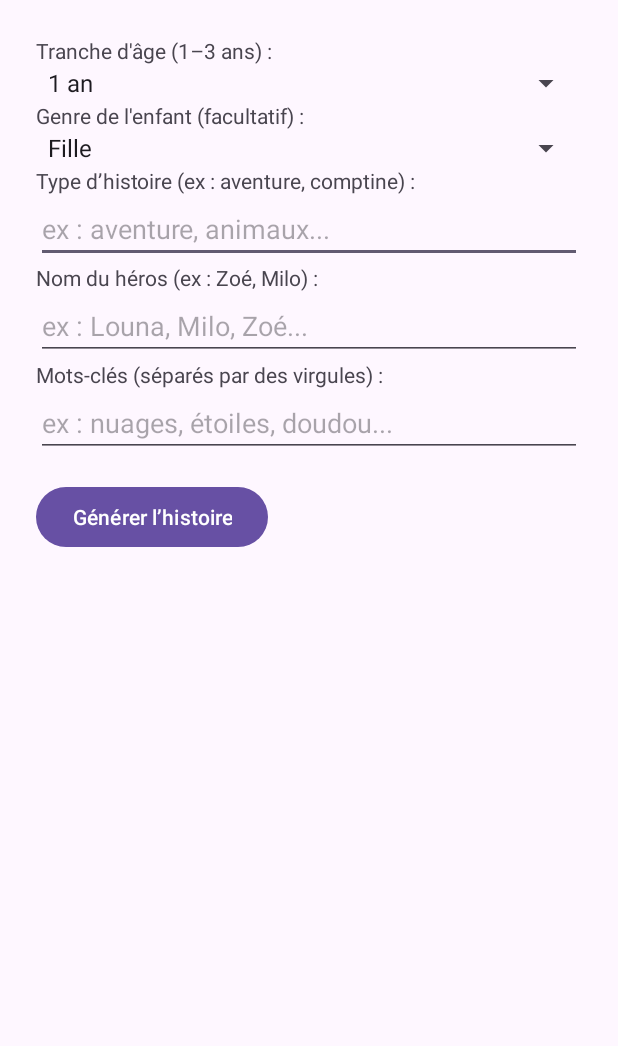
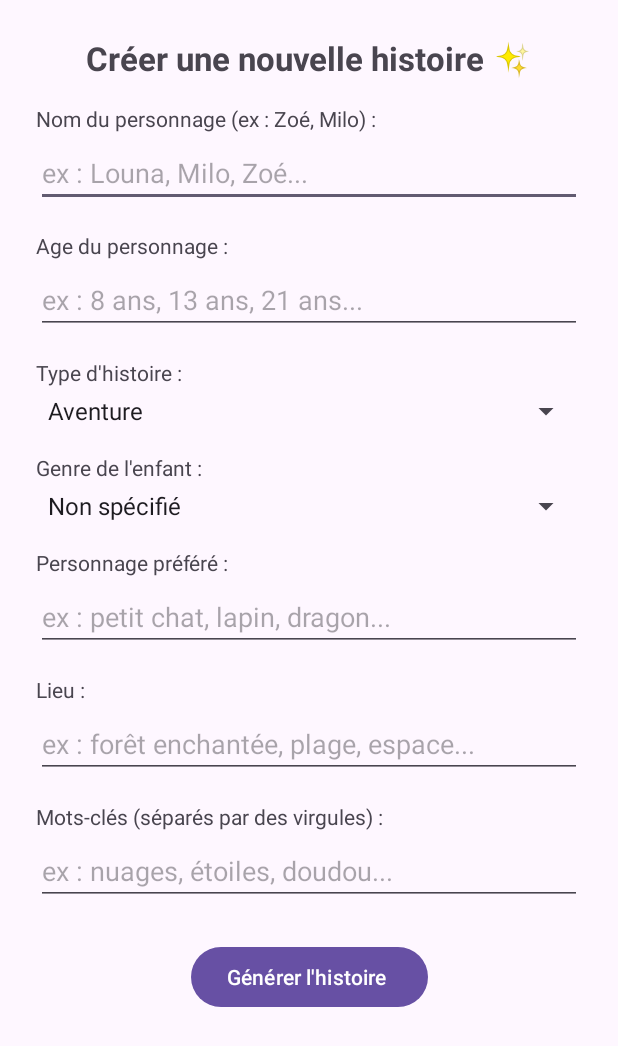
Before and after one commit to mvnu6/Petit_Reve, an Android app: the OpenAiActivity screen opened directly, with no data from a screen before it, on a phone screen of 412 x 824 dp. Shown: the top 1046 px of the screen. Run offline under Robolectric (Android 15) with nearby library versions, the phone set to English and light mode, and no system bars; libraries missing offline, so code that uses them is left out: com.openai.client, com.openai.models.

Commit message:
Formulaire ajout champs

```diff
--- a/app/src/main/java/com/example/petit_reve/OpenAiActivity.java
+++ b/app/src/main/java/com/example/petit_reve/OpenAiActivity.java
@@ -21,10 +21,10 @@ public class OpenAiActivity extends AppCompatActivity {
         super.onCreate(savedInstanceState);
         setContentView(R.layout.activity_openai);
 
-        Spinner ageSpinner = findViewById(R.id.ageSpinner);
+        Spinner storySpinner = findViewById(R.id.storySpinner);
         ArrayAdapter<CharSequence> adapter = ArrayAdapter.createFromResource(
                 this,
-                R.array.age_ranges,
+                R.array.story_options,
                 android.R.layout.simple_spinner_item
         );
 
@@ -40,7 +40,7 @@ public class OpenAiActivity extends AppCompatActivity {
         genderAdapter.setDropDownViewResource(android.R.layout.simple_spinner_dropdown_item);
         genderSpinner.setAdapter(genderAdapter);
         adapter.setDropDownViewResource(android.R.layout.simple_spinner_dropdown_item);
-        ageSpinner.setAdapter(adapter);
+        storySpinner.setAdapter(adapter);
         EditText typeInput = findViewById(R.id.typeInput);
         EditText nameInput = findViewById(R.id.nameInput);
         EditText keywordsInput = findViewById(R.id.keywordsInput);
@@ -50,7 +50,7 @@ public class OpenAiActivity extends AppCompatActivity {
 
 
         sendBtn.setOnClickListener(v -> {
-            String age = ageSpinner.getSelectedItem().toString();
+            String story = storySpinner.getSelectedItem().toString();
             String type = typeInput.getText().toString();
             String name = nameInput.getText().toString();
             String gender = genderSpinner.getSelectedItem().toString();
@@ -67,7 +67,7 @@ public class OpenAiActivity extends AppCompatActivity {
                     "Voici les informations fournies par l'utilisateur :\n" +
                     "\n" +
                     "- 🧒 **Nom du héros :** " + name + "\n" +
-                    "- 🎂 **Âge de l'enfant :** " + age + "\n" +
+                    "- 🎂 **Type d'histoire :** " + story + "\n" +
                     "- 💬 **Type de récit :** " + type + "\n" +
                     "-    **genre de l'enfant:**" + gender +"\n" +
                     "- 🌍 **Lieu magique :** forêt enchantée (par défaut)\n" +
--- a/app/src/main/res/layout/activity_openai.xml
+++ b/app/src/main/res/layout/activity_openai.xml
@@ -1,87 +1,187 @@
 <?xml version="1.0" encoding="utf-8"?>
 <ScrollView xmlns:android="http://schemas.android.com/apk/res/android"
+    xmlns:app="http://schemas.android.com/apk/res-auto"
     android:layout_width="match_parent"
     android:layout_height="match_parent">
 
-    <LinearLayout
-        android:orientation="vertical"
-        android:padding="24dp"
+    <androidx.constraintlayout.widget.ConstraintLayout
         android:layout_width="match_parent"
-        android:layout_height="wrap_content">
+        android:layout_height="wrap_content"
+        android:padding="24dp">
 
-        <!-- Tranche d'âge -->
+
+
+        <!-- Titre -->
         <TextView
+            android:id="@+id/titleTextView"
             android:layout_width="match_parent"
             android:layout_height="wrap_content"
-            android:text="Tranche d'âge (1–3 ans) :" />
+            android:text="Créer une nouvelle histoire ✨"
+            android:textSize="22sp"
+            android:textStyle="bold"
+            android:textAlignment="center"
+            android:layout_marginBottom="16dp"
+            app:layout_constraintTop_toTopOf="parent"
+            app:layout_constraintStart_toStartOf="parent"
+            app:layout_constraintEnd_toEndOf="parent" />
+
+
+        <!-- Nom du personnage principal -->
+        <TextView
+            android:id="@+id/nameLabel"
+            android:layout_width="match_parent"
+            android:layout_height="wrap_content"
+            android:text="Nom du personnage (ex : Zoé, Milo) :"
+            android:layout_marginTop="16dp"
+            app:layout_constraintTop_toBottomOf="@id/titleTextView"
+            app:layout_constraintStart_toStartOf="parent" />
+
+        <EditText
+            android:id="@+id/nameInput"
+            android:layout_width="match_parent"
+            android:layout_height="wrap_content"
+            android:hint="ex : Louna, Milo, Zoé..."
+            android:layout_marginTop="4dp"
+            app:layout_constraintTop_toBottomOf="@id/nameLabel"
+            app:layout_constraintStart_toStartOf="parent" />
+
+
+        <!-- Age du personnage -->
+        <TextView
+            android:id="@+id/typeLabel"
+            android:layout_width="match_parent"
+            android:layout_height="wrap_content"
+            android:text="Age du personnage :"
+            android:layout_marginTop="16dp"
+            app:layout_constraintTop_toBottomOf="@id/nameInput"
+            app:layout_constraintStart_toStartOf="parent" />
+
+        <EditText
+            android:id="@+id/typeInput"
+            android:layout_width="match_parent"
+            android:layout_height="wrap_content"
+            android:hint="ex : 8 ans, 13 ans, 21 ans..."
+            android:layout_marginTop="4dp"
+            app:layout_constraintTop_toBottomOf="@id/typeLabel"
+            app:layout_constraintStart_toStartOf="parent" />
+
+        <!-- Type d'histoire -->
+        <TextView
+            android:id="@+id/storyLabel"
+            android:layout_width="match_parent"
+            android:layout_height="wrap_content"
+            android:text="Type d'histoire :"
+            android:layout_marginTop="16dp"
+            app:layout_constraintTop_toBottomOf="@id/typeInput"
+            app:layout_constraintStart_toStartOf="parent" />
 
         <Spinner
-            android:id="@+id/ageSpinner"
+            android:id="@+id/storySpinner"
             android:layout_width="match_parent"
-            android:layout_height="wrap_content" />
+            android:layout_height="wrap_content"
+            android:layout_marginTop="4dp"
+            app:layout_constraintTop_toBottomOf="@id/storyLabel"
+            app:layout_constraintStart_toStartOf="parent" />
 
         <!-- Genre de l'enfant -->
         <TextView
+            android:id="@+id/genderLabel"
             android:layout_width="match_parent"
             android:layout_height="wrap_content"
-            android:text="Genre de l'enfant (facultatif) :" />
+            android:text="Genre de l'enfant :"
+            android:layout_marginTop="16dp"
+            app:layout_constraintTop_toBottomOf="@id/storySpinner"
+            app:layout_constraintStart_toStartOf="parent" />
 
         <Spinner
             android:id="@+id/genderSpinner"
             android:layout_width="match_parent"
-            android:layout_height="wrap_content" />
+            android:layout_height="wrap_content"
+            android:layout_marginTop="4dp"
+            app:layout_constraintTop_toBottomOf="@id/genderLabel"
+            app:layout_constraintStart_toStartOf="parent" />
 
-        <!-- Type d’histoire -->
+
+
+        <!-- Personnage préféré -->
         <TextView
+            android:id="@+id/characterLabel"
             android:layout_width="match_parent"
             android:layout_height="wrap_content"
-            android:text="Type d’histoire (ex : aventure, comptine) :" />
+            android:text="Personnage préféré :"
+            android:layout_marginTop="16dp"
+            app:layout_constraintTop_toBottomOf="@id/genderSpinner"
+            app:layout_constraintStart_toStartOf="parent" />
 
         <EditText
-            android:id="@+id/typeInput"
-            android:hint="ex : aventure, animaux..."
-            android:layout_width="match_parent"
-            android:layout_height="wrap_content" />
-
-        <!-- Nom du personnage principal -->
-        <TextView
+            android:id="@+id/characterInput"
             android:layout_width="match_parent"
             android:layout_height="wrap_content"
-            android:text="Nom du héros (ex : Zoé, Milo) :" />
+            android:hint="ex : petit chat, lapin, dragon..."
+            android:layout_marginTop="4dp"
+            app:layout_constraintTop_toBottomOf="@id/characterLabel"
+            app:layout_constraintStart_toStartOf="parent" />
+
+        <!-- Lieu -->
+        <TextView
+            android:id="@+id/placeLabel"
+            android:layout_width="match_parent"
+            android:layout_height="wrap_content"
+            android:text="Lieu :"
+            android:layout_marginTop="16dp"
+            app:layout_constraintTop_toBottomOf="@id/characterInput"
+            app:layout_constraintStart_toStartOf="parent" />
 
         <EditText
-            android:id="@+id/nameInput"
-            android:hint="ex : Louna, Milo, Zoé..."
+            android:id="@+id/placeInput"
             android:layout_width="match_parent"
-            android:layout_height="wrap_content" />
+            android:layout_height="wrap_content"
+            android:hint="ex : forêt enchantée, plage, espace..."
+            android:layout_marginTop="4dp"
+            app:layout_constraintTop_toBottomOf="@id/placeLabel"
+            app:layout_constraintStart_toStartOf="parent" />
 
         <!-- Mots-clés -->
         <TextView
+            android:id="@+id/keywordsLabel"
             android:layout_width="match_parent"
             android:layout_height="wrap_content"
-            android:text="Mots-clés (séparés par des virgules) :" />
+            android:text="Mots-clés (séparés par des virgules) :"
+            android:layout_marginTop="16dp"
+            app:layout_constraintTop_toBottomOf="@id/placeInput"
+            app:layout_constraintStart_toStartOf="parent" />
 
         <EditText
             android:id="@+id/keywordsInput"
+            android:layout_width="match_parent"
+            android:layout_height="wrap_content"
             android:hint="ex : nuages, étoiles, doudou..."
-            android:layout_width="match_parent"
-            android:layout_height="wrap_content" />
+            android:layout_marginTop="4dp"
+            app:layout_constraintTop_toBottomOf="@id/keywordsLabel"
+            app:layout_constraintStart_toStartOf="parent" />
 
         <!-- Bouton pour générer l'histoire -->
         <Button
             android:id="@+id/sendBtn"
-            android:text="Générer l’histoire"
-            android:layout_marginTop="16dp"
             android:layout_width="wrap_content"
-            android:layout_height="wrap_content" />
+            android:layout_height="wrap_content"
+            android:text="Générer l'histoire "
+            android:layout_marginTop="24dp"
+            app:layout_constraintTop_toBottomOf="@id/keywordsInput"
+            app:layout_constraintStart_toStartOf="parent"
+            app:layout_constraintEnd_toEndOf="parent" />
 
         <!-- Spinner de chargement -->
         <ProgressBar
             android:id="@+id/loadingSpinner"
+            style="?android:attr/progressBarStyle"
             android:layout_width="wrap_content"
             android:layout_height="wrap_content"
             android:visibility="gone"
-            android:layout_gravity="center_horizontal"
-            style="?android:attr/progressBarStyle" />
-    </LinearLayout>
+            android:layout_marginTop="16dp"
+            app:layout_constraintTop_toBottomOf="@id/sendBtn"
+            app:layout_constraintStart_toStartOf="parent"
+            app:layout_constraintEnd_toEndOf="parent" />
+
+    </androidx.constraintlayout.widget.ConstraintLayout>
 </ScrollView>
--- a/app/src/main/res/values/strings.xml
+++ b/app/src/main/res/values/strings.xml
@@ -5,14 +5,13 @@
     <string name="type_d_histoire">Type d’histoire :</string>
     <string name="ex_aventure_animaux">ex: aventure, animaux...</string>
     <string name="ex_l_a_l_o">ex: Léa, Léo...</string>
-    <string-array name="age_ranges">
-        <item>1 an</item>
-        <item>2 ans</item>
-        <item>3 ans</item>
+    <string-array name="story_options">
+        <item>Aventure</item>
+        <item>Comptine</item>
     </string-array>
     <string-array name="gender_options">
+        <item>Non spécifié</item>
+        <item>Garçon</item>
         <item>Fille</item>
-        <item>Garçon</item>
-        <item>Autre</item>
     </string-array>
 </resources>
```
Also changed, not shown: app/src/main/res/drawable/bg_dropdown.xml (line endings or trailing spaces).
